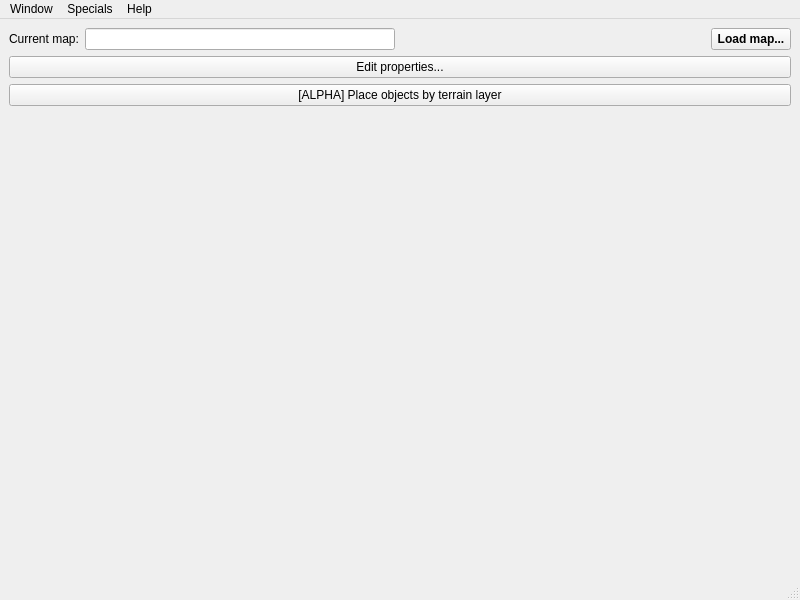
The window that OTModules/wMaps/wmaps.ui (pietr26/OMSI-Tools) describes before a commit, drawn with Qt 5.
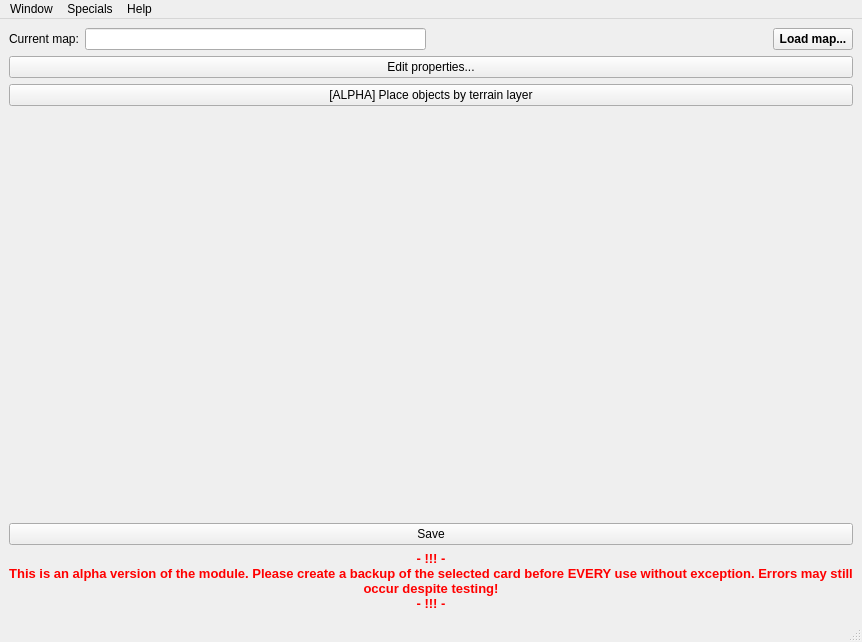
The same window after the commit. Icons and pictures are not drawn.

Commit message: Implemention of alpha message, more transparent UI

```diff
--- a/OTModules/wMaps/wmaps.ui
+++ b/OTModules/wMaps/wmaps.ui
@@ -6,8 +6,8 @@
    <rect>
     <x>0</x>
     <y>0</y>
-    <width>800</width>
-    <height>600</height>
+    <width>862</width>
+    <height>642</height>
    </rect>
   </property>
   <property name="windowTitle">
@@ -127,6 +127,37 @@
       </property>
      </widget>
     </item>
+    <item>
+     <widget class="QPushButton" name="btnSave">
+      <property name="text">
+       <string>Save</string>
+      </property>
+     </widget>
+    </item>
+    <item>
+     <widget class="QLabel" name="lblAlphaWarning">
+      <property name="font">
+       <font>
+        <pointsize>10</pointsize>
+        <bold>true</bold>
+       </font>
+      </property>
+      <property name="styleSheet">
+       <string notr="true">color: red</string>
+      </property>
+      <property name="text">
+       <string>- !!! -
+This is an alpha version of the module. Please create a backup of the selected card before EVERY use without exception. Errors may still occur despite testing!
+- !!! -</string>
+      </property>
+      <property name="alignment">
+       <set>Qt::AlignCenter</set>
+      </property>
+      <property name="wordWrap">
+       <bool>true</bool>
+      </property>
+     </widget>
+    </item>
    </layout>
   </widget>
   <widget class="QMenuBar" name="menubar">
@@ -134,7 +165,7 @@
     <rect>
      <x>0</x>
      <y>0</y>
-     <width>800</width>
+     <width>862</width>
      <height>25</height>
     </rect>
    </property>
```
Left out of the diff: 3 changed lines with no effect on the pictures. The commit also changes 1 other file.
